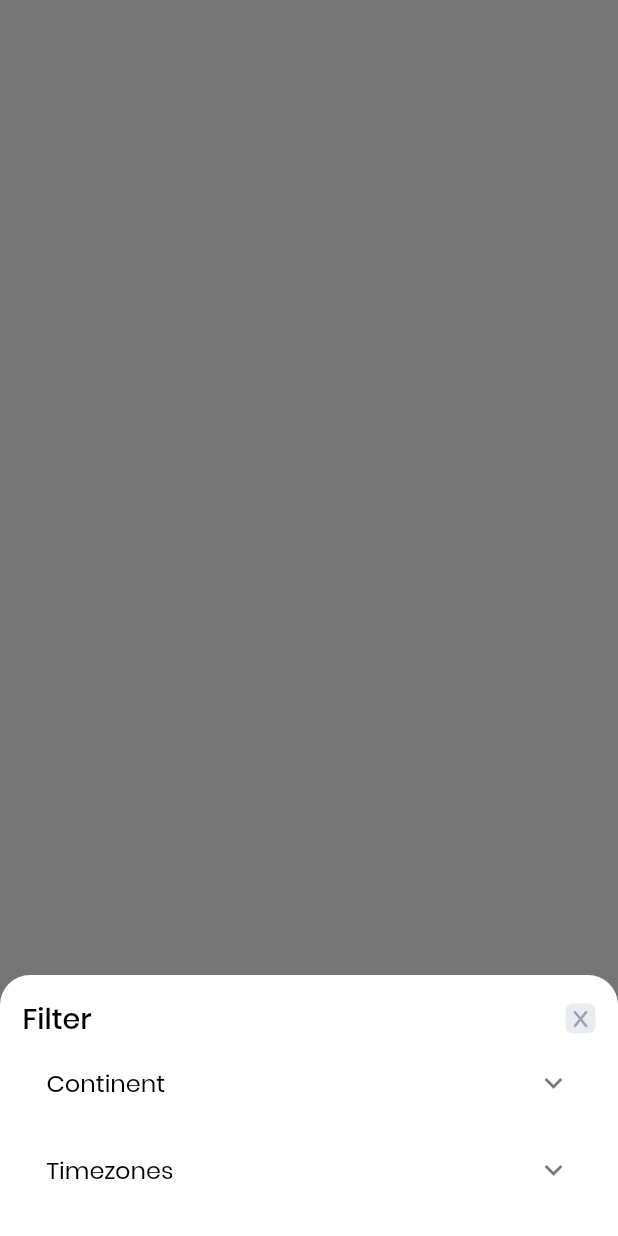
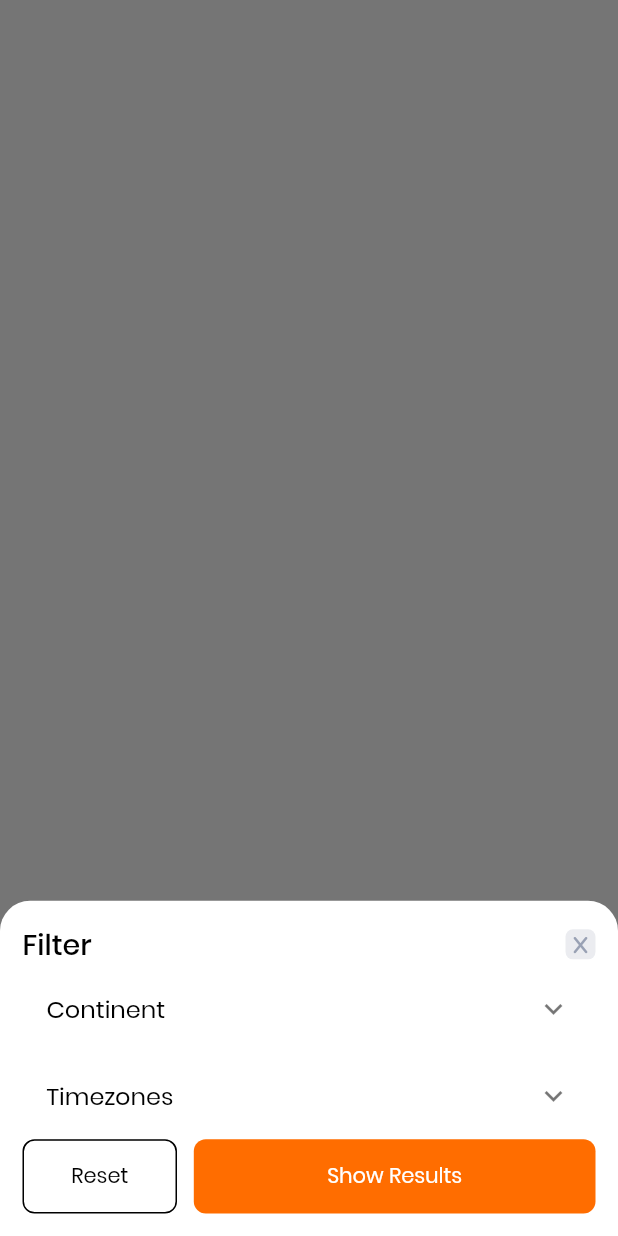
Before and after one commit to umarkhalifa/countries, a Flutter app: what showBottom() shows on an empty page, opened directly, on a phone screen of 412 x 824 dp. Run offline on Flutter 3.47's test engine with Material 2 defaults, Android fonts, the light colour scheme and no system bars; our stand-ins replace dio, flutter_hooks, flutter_riverpod, flutter_spinkit, font_awesome_flutter, freezed_annotation; generated files the repository leaves out were written again; network calls fail.

Commit message:
almost done

```diff
--- a/lib/Logic/view_model/language_provider.dart
+++ b/lib/Logic/view_model/language_provider.dart
@@ -5,10 +5,9 @@ import 'package:flutter/widgets.dart';
 import 'package:flutter_riverpod/flutter_riverpod.dart';
 
 class LocaleProvider extends ChangeNotifier{
-  Locale locale = Locale(Platform.localeName);
+  Locale locale = const Locale('en');
 
   void setLocale(Locale newLocale){
-    if(L10n.all.contains(locale) == false) return;
     locale = newLocale;
     notifyListeners();
   }
--- a/lib/Presentation/screens/home_view/widgets/bottomsheet.dart
+++ b/lib/Presentation/screens/home_view/widgets/bottomsheet.dart
@@ -158,6 +158,55 @@ showBottom({required BuildContext context}) {
                                 )
                                 .toList(),
                   ),
+              const SizedBox(
+                  height: 20,
+                ),
+                Row(
+                  mainAxisAlignment: MainAxisAlignment.spaceBetween,
+                  children: [
+                    GestureDetector(
+                      onTap: () {
+                        ref.read(continentListProvider.notifier).reset();
+                        ref.read(timezoneListProvider.notifier).reset();
+                        Navigator.pop(context);
+                      },
+                      child: Container(
+                        height: context.screenHeight() * 0.06,
+                        width: context.screenWidth() * 0.25,
+                        decoration: BoxDecoration(
+                          borderRadius: BorderRadius.circular(8),
+                          border:
+                              Border.all(color: theme.colorScheme.onBackground),
+                        ),
+                        child: Center(
+                          child: Text(
+                            "Reset",
+                            style: TextStyle(
+                                color: theme.colorScheme.onBackground),
+                          ),
+                        ),
+                      ),
+                    ),
+                    GestureDetector(
+                      onTap: () {
+                        Navigator.pop(context);
+                      },
+                      child: Container(
+                        height: context.screenHeight() * 0.06,
+                        width: context.screenWidth() * 0.65,
+                        decoration: BoxDecoration(
+                          borderRadius: BorderRadius.circular(8),
+                          color: theme.primaryColor,
+                        ),
+                        child: const Center(
+                          child: Text(
+                            "Show Results",
+                            style: TextStyle(color: Colors.white),
+                          ),
+                        ),
+                      ),
+                    ),
+                  ],)
                   // ExpansionPanelList(
                   //   expansionCallback: (index, isExpanded) {
                   //     if (index == 0) {
```
Also changed, not shown: lib/Presentation/screens/home_view/widgets/language_bottom_sheet.dart (+36 -0 lines).
